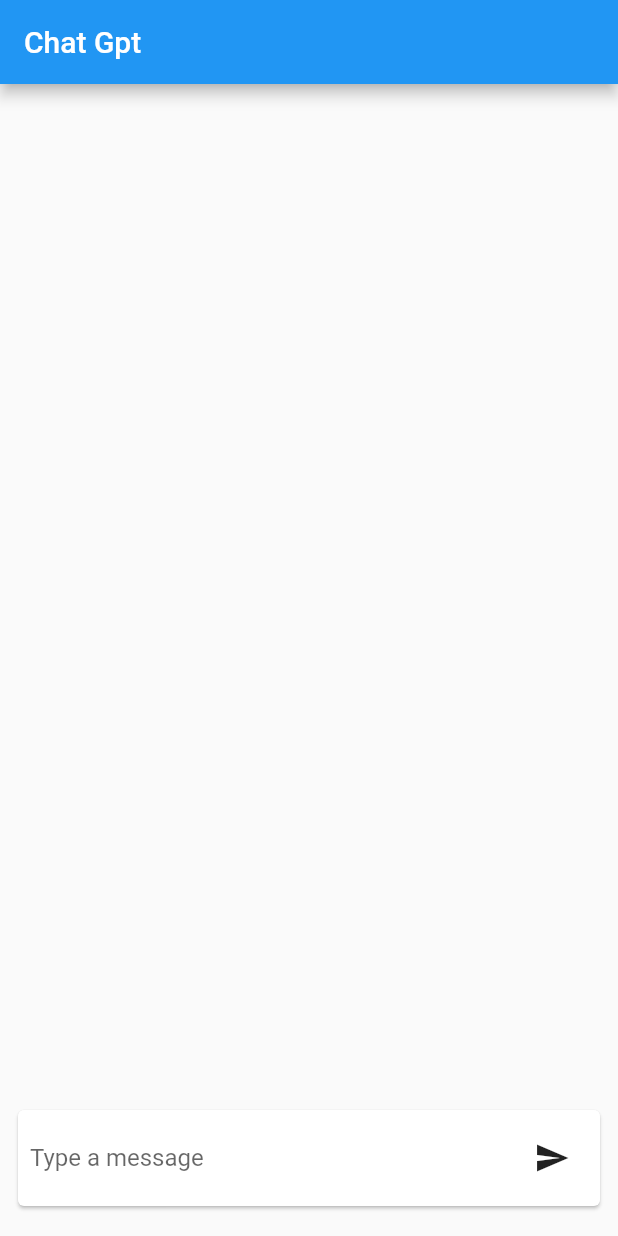
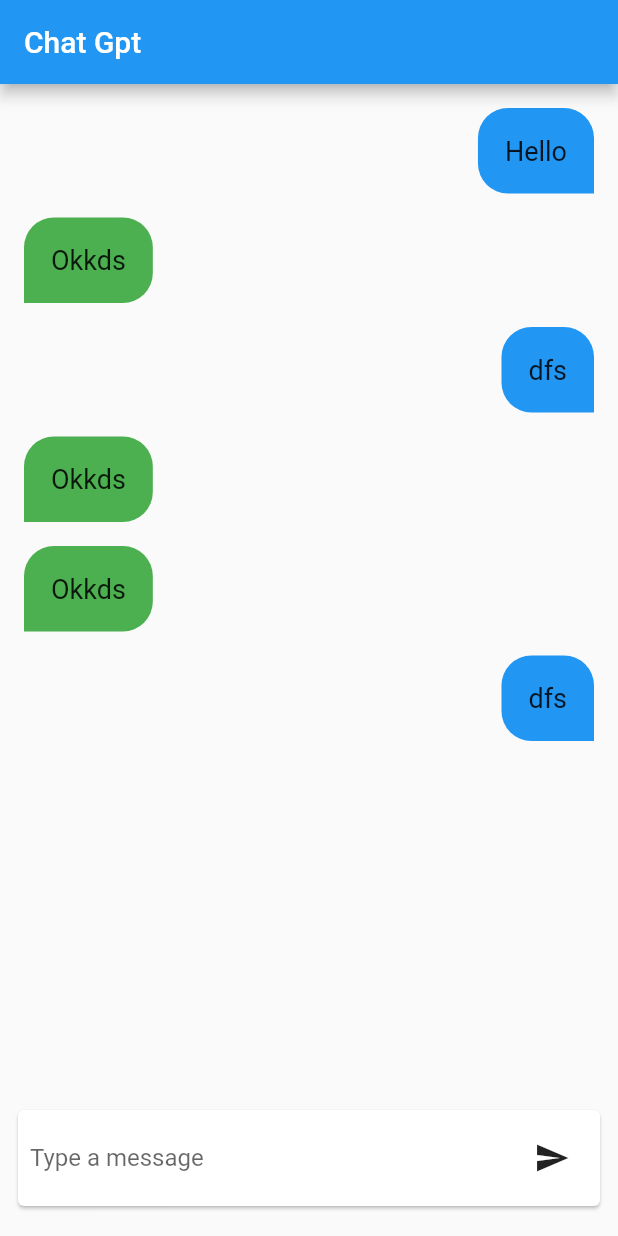
Before and after one commit to farisbasha/chat_gpt_clone, a Flutter app: the screen it shows after launch, on a phone screen of 412 x 824 dp. Run offline on Flutter 3.47's test engine with Material 2 defaults, Android fonts, the phone set to English and light mode, and no system bars; our stand-ins replace get.

```diff
--- a/lib/controllers/home_controller.dart
+++ /dev/null
@@ -1,37 +0,0 @@
-import 'package:chat_gpt_clone/widgets/gpt_message.dart';
-import 'package:chat_gpt_clone/widgets/user_message.dart';
-import 'package:dio/dio.dart';
-import 'package:flutter/material.dart';
-import 'package:get/get.dart';
-
-// const AUTH_TOKEN = 'Bearer YOUR_TOKEN_HERE';
-const AUTH_TOKEN = 'Bearer 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';
-
-class HomeController extends GetxController {
-  final List<Widget> messagesList = <Widget>[].obs;
-  final isLoading = false.obs;
-
-  final _dio = Dio(
-    BaseOptions(
-      headers: {
-        'Authorization': AUTH_TOKEN,
-        'Content-Type': 'application/json',
-      },
-    ),
-  );
-
-  Future<void> sendMessage(String msg) async {
-    messagesList.add(UserMessage(message: msg));
-    isLoading.value = true;
-    final response = await _dio.post("https://api.openai.com/v1/completions",
-        data: {
-          "model": "text-davinci-003",
-          "prompt": msg,
-          "max_tokens": 64,
-          "temperature": 0.5
-        });
-    messagesList.add(GptMessage(
-        message: response.data['choices'][0]['text'].toString().trim()));
-    isLoading.value = false;
-  }
-}
--- a/lib/pages/home_page.dart
+++ b/lib/pages/home_page.dart
@@ -1,11 +1,12 @@
 // ignore_for_file: prefer_const_literals_to_create_immutables, prefer_const_constructors
 
+import 'package:chat_gpt_clone/widgets/gpt_message.dart';
 import 'package:flutter/material.dart';
+import 'package:flutter/src/widgets/framework.dart';
+import 'package:flutter/src/widgets/placeholder.dart';
 
-import 'package:get/get.dart';
-
-import '../controllers/home_controller.dart';
 import '../widgets/typing_field.dart';
+import '../widgets/user_message.dart';
 
 class HomePage extends StatefulWidget {
   const HomePage({super.key});
@@ -15,8 +16,6 @@ class HomePage extends StatefulWidget {
 }
 
 class _HomePageState extends State<HomePage> {
-  final _homeController = Get.find<HomeController>();
-
   @override
   Widget build(BuildContext context) {
     return Scaffold(
@@ -26,17 +25,26 @@ class _HomePageState extends State<HomePage> {
       body: Padding(
         padding: const EdgeInsets.all(8.0),
         child: Column(children: [
-          Obx(() => Expanded(
-                child: SingleChildScrollView(
-                  child: Column(
-                    children: [
-                      ..._homeController.messagesList,
-                      if (_homeController.isLoading.value)
-                        const CircularProgressIndicator(),
-                    ],
+          Expanded(
+            child: SingleChildScrollView(
+              child: Column(
+                children: [
+                  UserMessage(
+                    message: "Hello",
                   ),
-                ),
-              )),
+                  GptMessage(message: 'Okkds'),
+                  UserMessage(
+                    message: "dfs",
+                  ),
+                  GptMessage(message: 'Okkds'),
+                  GptMessage(message: 'Okkds'),
+                  UserMessage(
+                    message: "dfs",
+                  ),
+                ],
+              ),
+            ),
+          ),
           TypingField(),
           SizedBox(height: 8.0)
         ]),
--- a/lib/widgets/gpt_message.dart
+++ b/lib/widgets/gpt_message.dart
@@ -1,5 +1,4 @@
 import 'package:flutter/material.dart';
-import 'package:get/get.dart';
 
 class GptMessage extends StatelessWidget {
   const GptMessage({
@@ -17,7 +16,6 @@ class GptMessage extends StatelessWidget {
         mainAxisAlignment: MainAxisAlignment.start,
         children: [
           Container(
-            width: Get.width * 0.7,
             decoration: const BoxDecoration(
               color: Colors.green,
               borderRadius: BorderRadius.only(
```
Also changed, not shown: lib/widgets/typing_field.dart (+1 -8 lines), pubspec.yaml (+6 -1 lines), pubspec.lock.
